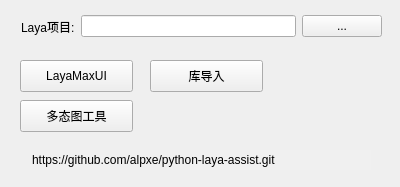
Old version of the form ui/stage_ui.ui in the repository alpxe/python-laya-assist.
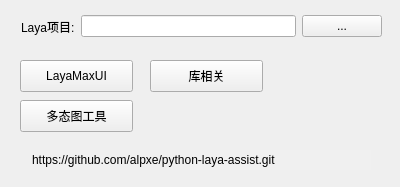
New version of the form.

```diff
--- a/ui/stage_ui.ui
+++ b/ui/stage_ui.ui
@@ -146,7 +146,7 @@
     </rect>
    </property>
    <property name="text">
-    <string>库导入</string>
+    <string>库相关</string>
    </property>
   </widget>
  </widget>
```
